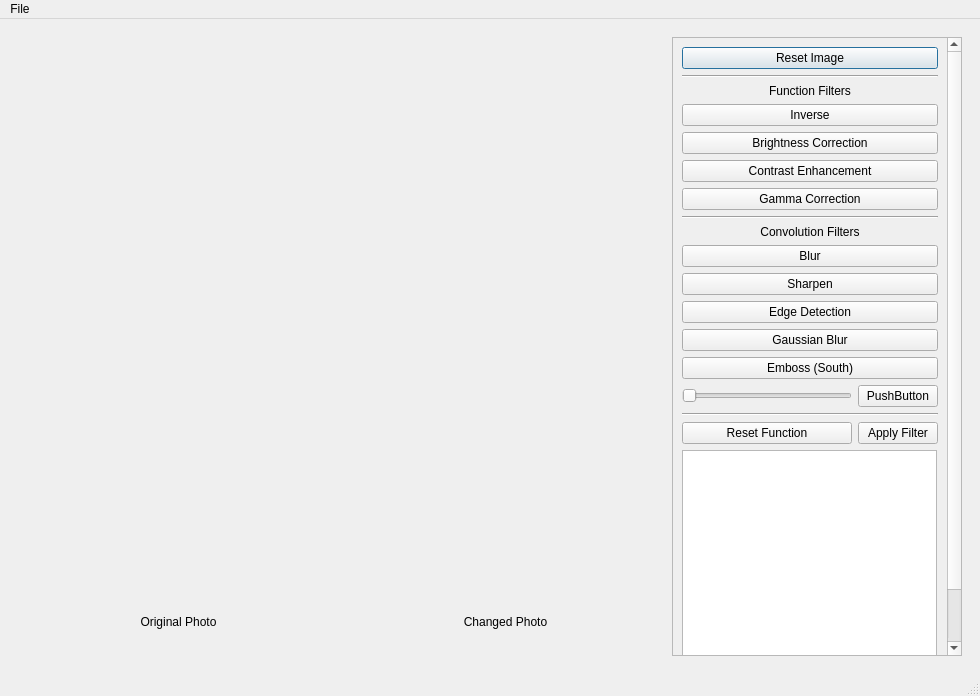
This is photoapp.ui in mhocio/Image-Editer as Qt 5 draws it before an edit. The edited form follows.
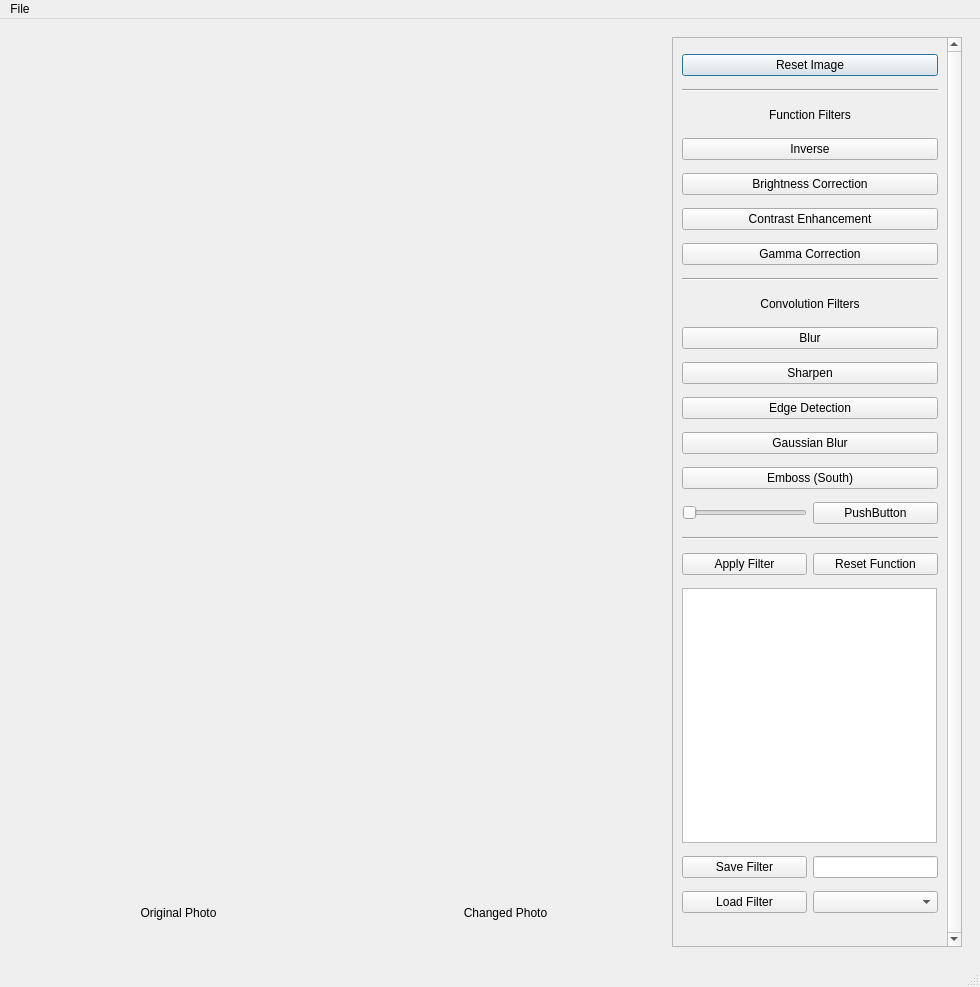
This is the edited form.

Commit message: Add user's filter saving and reusing

```diff
--- a/photoapp.ui
+++ b/photoapp.ui
@@ -7,7 +7,7 @@
     <x>0</x>
     <y>0</y>
     <width>980</width>
-    <height>696</height>
+    <height>987</height>
    </rect>
   </property>
   <property name="windowTitle">
@@ -141,10 +141,27 @@
             <x>0</x>
             <y>0</y>
             <width>288</width>
-            <height>786</height>
+            <height>888</height>
            </rect>
           </property>
           <layout class="QGridLayout" name="gridLayout_2">
+           <item row="23" column="1">
+            <widget class="QComboBox" name="FiltersComboBox"/>
+           </item>
+           <item row="23" column="0">
+            <widget class="QPushButton" name="loadFilterButton">
+             <property name="text">
+              <string>Load Filter</string>
+             </property>
+            </widget>
+           </item>
+           <item row="17" column="0">
+            <widget class="QPushButton" name="applyUserFilterButton">
+             <property name="text">
+              <string>Apply Filter</string>
+             </property>
+            </widget>
+           </item>
            <item row="11" column="0" colspan="2">
             <widget class="QPushButton" name="edgeDetectionFilterButton">
              <property name="text">
@@ -175,6 +192,13 @@
              </property>
             </widget>
            </item>
+           <item row="17" column="1">
+            <widget class="QPushButton" name="resetUserFunction">
+             <property name="text">
+              <string>Reset Function</string>
+             </property>
+            </widget>
+           </item>
            <item row="7" column="0" colspan="2">
             <widget class="Line" name="line">
              <property name="orientation">
@@ -182,6 +206,13 @@
              </property>
             </widget>
            </item>
+           <item row="22" column="0">
+            <widget class="QPushButton" name="saveButtonFilter">
+             <property name="text">
+              <string>Save Filter</string>
+             </property>
+            </widget>
+           </item>
            <item row="1" column="0" colspan="2">
             <widget class="Line" name="line_2">
              <property name="orientation">
@@ -203,6 +234,13 @@
              </property>
             </widget>
            </item>
+           <item row="15" column="0" colspan="2">
+            <widget class="Line" name="line_3">
+             <property name="orientation">
+              <enum>Qt::Horizontal</enum>
+             </property>
+            </widget>
+           </item>
            <item row="3" column="0" colspan="2">
             <widget class="QPushButton" name="inverseFilterButton">
              <property name="text">
@@ -217,13 +255,6 @@
              </property>
             </widget>
            </item>
-           <item row="16" column="0">
-            <widget class="QPushButton" name="resetUserFunction">
-             <property name="text">
-              <string>Reset Function</string>
-             </property>
-            </widget>
-           </item>
            <item row="4" column="0" colspan="2">
             <widget class="QPushButton" name="brightnessCorrectionButton">
              <property name="text">
@@ -268,7 +299,7 @@
              </property>
             </widget>
            </item>
-           <item row="19" column="0" colspan="2">
+           <item row="20" column="0" colspan="2">
             <widget class="QGraphicsView" name="graphicsViewFilter">
              <property name="minimumSize">
               <size>
@@ -346,19 +377,8 @@
              </property>
             </widget>
            </item>
-           <item row="16" column="1">
-            <widget class="QPushButton" name="applyUserFilterButton">
-             <property name="text">
-              <string>Apply Filter</string>
-             </property>
-            </widget>
-           </item>
-           <item row="15" column="0" colspan="2">
-            <widget class="Line" name="line_3">
-             <property name="orientation">
-              <enum>Qt::Horizontal</enum>
-             </property>
-            </widget>
+           <item row="22" column="1">
+            <widget class="QLineEdit" name="lineSaveFilterName"/>
            </item>
           </layout>
          </widget>
```
The commit also changes 4 other files.
